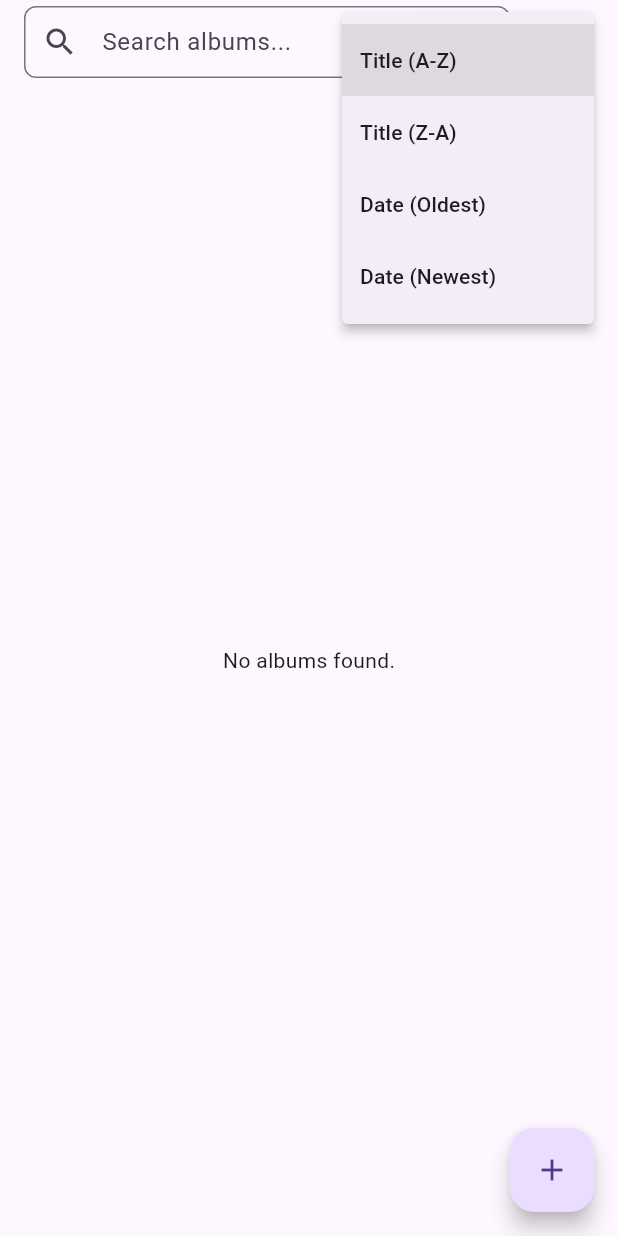
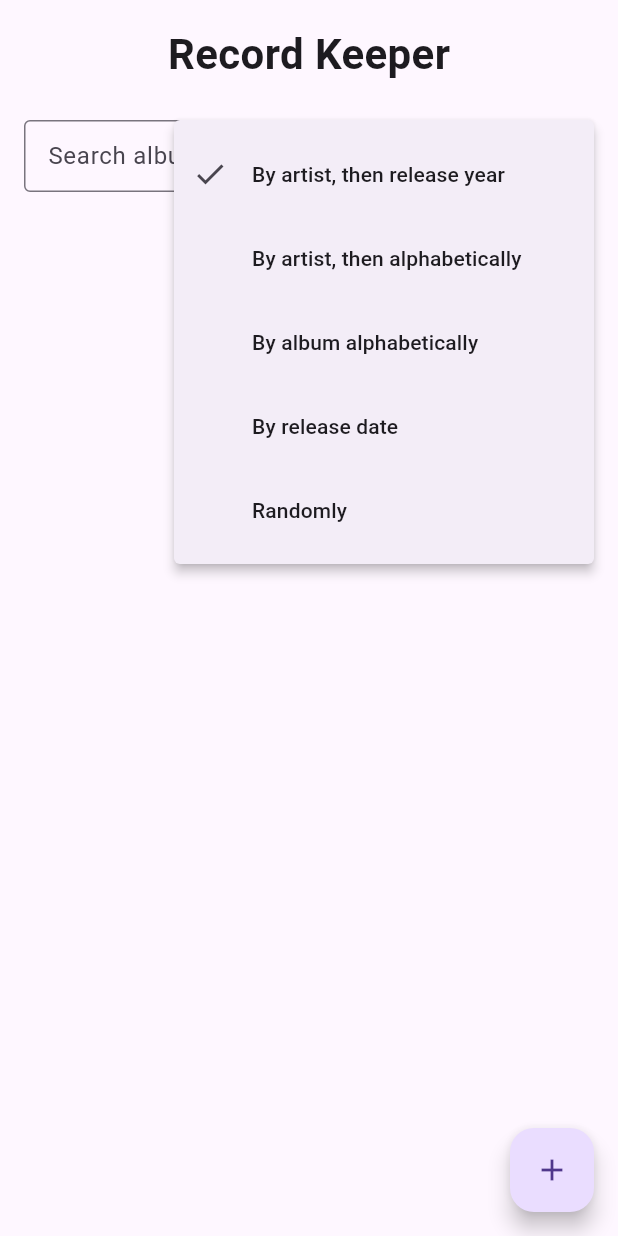
Before and after one commit to mbplautz/record_keeper, a Flutter app: the screen it shows after launch, after a tap on the "sort" icon, on a phone screen of 412 x 824 dp. Run offline on Flutter 3.47's test engine with Material 3 defaults, Android fonts, the phone set to English and light mode, and no system bars; our stand-ins replace image_picker, sqflite, sqflite_common_ffi; accounts and stored records are empty.

Commit message:
MainScreenView in Memory Filtering/Sorting additions

```diff
--- a/lib/providers/album_provider.dart
+++ b/lib/providers/album_provider.dart
@@ -75,6 +75,9 @@ class AlbumProvider extends ChangeNotifier {
   }) async {
     return await _repo.searchAlbums(terms: terms, plusTerms: plusTerms, minusTerms: minusTerms, caseInsensitive: caseInsensitive);
   }
+
+  Map<String, bool> get searchFields => _searchFields;
+  SortOption get sortOption => _currentSort;
 
   Future<void> fetchAllAlbums() async {
     _allAlbums = await _repo.getAllAlbums();
--- a/lib/views/main_screen_view.dart
+++ b/lib/views/main_screen_view.dart
@@ -9,84 +9,144 @@ import '../widgets/album_card.dart';
 import 'album_details_view.dart';
 
 class MainScreenView extends StatefulWidget {
-  const MainScreenView({Key? key}) : super(key: key);
+  const MainScreenView({super.key});
 
   @override
-  _MainScreenViewState createState() => _MainScreenViewState();
+  State<MainScreenView> createState() => _MainScreenViewState();
 }
 
 class _MainScreenViewState extends State<MainScreenView> {
   final TextEditingController _searchController = TextEditingController();
+  bool _isInitialized = false;
 
-  void _onSearch(BuildContext context) {
-    final terms = _searchController.text.trim().split(' ');
-    //final sortOption = context.read<SortSettingsProvider>().currentSortOption;
+  @override
+  void didChangeDependencies() {
+    super.didChangeDependencies();
 
-    context.read<AlbumProvider>().searchAlbums(
-          terms: terms,
-          //sortOption: sortOption,
-        );
+    if (!_isInitialized) {
+      // Trigger the one-time fetch
+      Provider.of<AlbumProvider>(context, listen: false).fetchAllAlbums();
+      _isInitialized = true;
+    }
+  }
+
+  String _sortOptionLabel(SortOption option) {
+    switch (option) {
+      case SortOption.artistThenYear: //SortOption.byArtistReleaseYear:
+        return 'By artist, then release year';
+      case SortOption.artistThenAlpha: //SortOption.byArtistAlphabetically:
+        return 'By artist, then alphabetically';
+      case SortOption.albumAlpha: //SortOption.byAlbumAlphabetically:
+        return 'By album alphabetically';
+      case SortOption.releaseYear: //SortOption.byReleaseDate:
+        return 'By release date';
+      case SortOption.random: //SortOption.randomly:
+        return 'Randomly';
+    }
   }
 
   @override
   Widget build(BuildContext context) {
-    final albumProvider = Provider.of<AlbumProvider>(context);
+    final provider = Provider.of<AlbumProvider>(context);
 
     return Scaffold(
-      // appBar: AppBar(
-      //   title: const Center(child: Text('Record Keeper')),
-      // ),
-      appBar: AppBar(
-        title: Row(
+      body: SafeArea(
+        child: Column(
           children: [
-            // Search Bar
+            // Section 2.2.1.1 - Title Banner
+            const Padding(
+              padding: EdgeInsets.all(16.0),
+              child: Text(
+                'Record Keeper',
+                style: TextStyle(
+                  fontSize: 28,
+                  fontWeight: FontWeight.bold,
+                ),
+              ),
+            ),
+
+            // Section 2.2.1.2 - Search Bar + Buttons Row
+            Padding(
+              padding: const EdgeInsets.symmetric(horizontal: 16.0, vertical: 8.0),
+              child: Row(
+                children: [
+                  // Search bar
                   Expanded(
                     child: TextField(
                       controller: _searchController,
                       decoration: InputDecoration(
                         hintText: 'Search albums...',
-                  prefixIcon: const Icon(Icons.search),
-                  border: OutlineInputBorder(
-                    borderRadius: BorderRadius.circular(8),
+                        suffixIcon: IconButton(
+                          icon: const Icon(Icons.clear),
+                          onPressed: () {
+                            _searchController.clear();
+                            provider.clearSearch();
+                          },
                         ),
-                  contentPadding: const EdgeInsets.symmetric(horizontal: 8),
+                        border: const OutlineInputBorder(),
+                        contentPadding: const EdgeInsets.symmetric(horizontal: 12),
                       ),
-                onSubmitted: (_) => _onSearch(context),
+                      onChanged: (value) {
+                        provider.setSearchQuery(value);
+                      },
                     ),
                   ),
+
                   const SizedBox(width: 8),
-            // Sort Button inside same bar
+
+                  // Search Settings Popup Menu
                   PopupMenuButton<String>(
+                    icon: const Icon(Icons.search),
+                    onSelected: (key) {
+                      final updated = Map<String, bool>.from(provider.searchFields);
+                      final checkedItems = updated.values.where((v) => v).length;
+
+                      if (updated[key]! && checkedItems == 1) {
+                        // Prevent unchecking the last checked item
+                        ScaffoldMessenger.of(context).showSnackBar(
+                          const SnackBar(
+                            content: Text('At least one search setting must remain selected.'),
+                          ),
+                        );
+                        return;
+                      }
+
+                      updated[key] = !updated[key]!;
+                      provider.setSearchFields(updated);
+                    },
+                    itemBuilder: (context) => provider.searchFields.keys.map((key) {
+                      return CheckedPopupMenuItem<String>(
+                        value: key,
+                        checked: provider.searchFields[key]!,
+                        child: Text(key),
+                      );
+                    }).toList(),
+                  ),
+
+                  const SizedBox(width: 8),
+
+                  // Sort Settings Popup Menu
+                  PopupMenuButton<SortOption>(
                     icon: const Icon(Icons.sort),
-              initialValue: "titleAsc", //sortSettingsProvider.currentSortOption,
-              onSelected: (sortOption) {
-                //sortSettingsProvider.setSortOption(sortOption);
-                _onSearch(context); // re-run search with new sort
+                    onSelected: (option) {
+                      provider.setSortOption(option);
                     },
-              itemBuilder: (context) => [
-                const PopupMenuItem(
-                  value: "titleAsc", //SortOption.titleAsc,
-                  child: Text('Title (A-Z)'),
-                ),
-                const PopupMenuItem(
-                  value: "titleDesc", //SortOption.titleDesc,
-                  child: Text('Title (Z-A)'),
-                ),
-                const PopupMenuItem(
-                  value: "dateAsc", //SortOption.dateAsc,
-                  child: Text('Date (Oldest)'),
-                ),
-                const PopupMenuItem(
-                  value: "dateDesc", //SortOption.dateDesc,
-                  child: Text('Date (Newest)'),
-                ),
-              ],
+                    itemBuilder: (context) => SortOption.values.map((option) {
+                      return CheckedPopupMenuItem<SortOption>(
+                        value: option,
+                        checked: provider.sortOption == option,
+                        child: Text(_sortOptionLabel(option)),
+                      );
+                    }).toList(),
                   ),
                 ],
               ),
             ),
-      body: FutureBuilder<List<Album>>(
-        future: albumProvider.getAllAlbums(),
+
+            // Albums list
+            Expanded(
+      child: /* FutureBuilder<List<Album>>(
+        future: provider.getAllAlbums(),
         builder: (context, snapshot) {
           if (snapshot.connectionState == ConnectionState.waiting) {
             return const Center(child: CircularProgressIndicator());
@@ -102,10 +162,10 @@ class _MainScreenViewState extends State<MainScreenView> {
             return const Center(child: Text('No albums found.'));
           }
 
-          return ListView.builder(
-            itemCount: albums.length,
+          return*/ ListView.builder(
+            itemCount: provider.albums.length, //albums.length,
             itemBuilder: (context, index) {
-              final album = albums[index];
+              final album = provider.albums[index]; //albums[index];
               return GestureDetector(
                 onTap: () {
                   Navigator.push(
@@ -118,8 +178,12 @@ class _MainScreenViewState extends State<MainScreenView> {
                 child: AlbumCard(album: album),
               );
             },
-          );
+          )/*;
         },
+      ),*/
+            ),
+          ],
+        )
       ),
       floatingActionButton: FloatingActionButton(
         onPressed: () {
```
Lines whose indentation alone changed are shown as unchanged.
